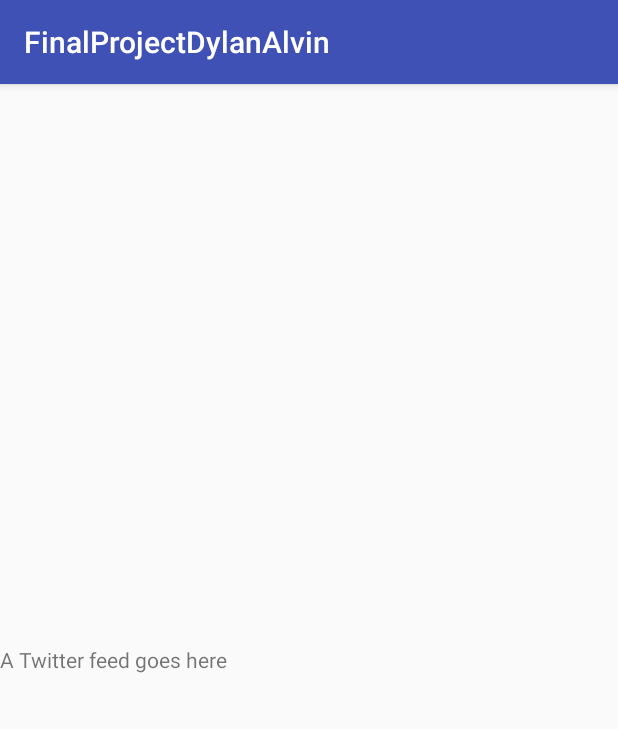
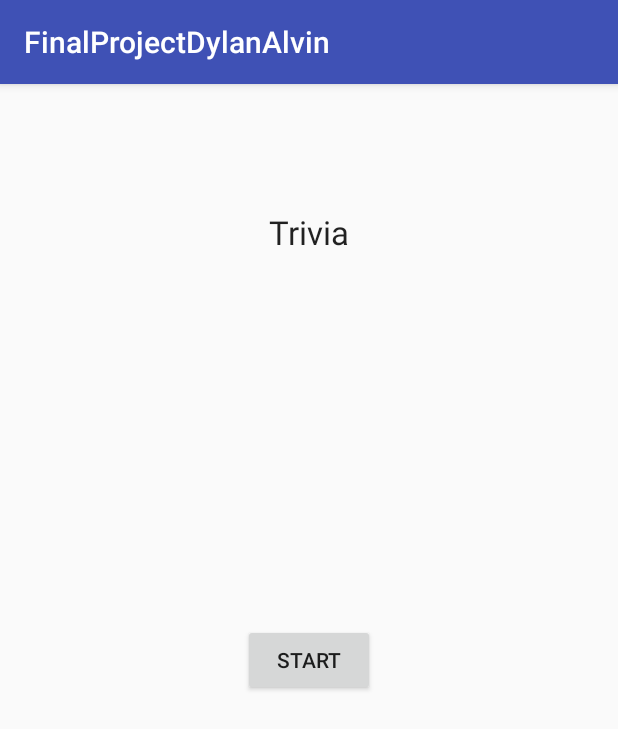
Before and after one commit to Gunsmithy/FinalProjectDylanAlvin, an Android app: the fragment TriviaFragment shown on its own in the app's theme, on a phone screen of 412 x 824 dp. Shown: the top 729 px of the screen. Run offline under Robolectric (Android 15) with nearby library versions, the phone set to English and light mode, and no system bars.

Commit message:
something trivia
not much

```diff
--- a/app/src/main/java/com/example/dylan/finalprojectdylanalvin/MainActivity.java
+++ b/app/src/main/java/com/example/dylan/finalprojectdylanalvin/MainActivity.java
@@ -179,6 +179,10 @@ public class MainActivity extends AppCompatActivity
                 fragment = new YouTubeFragment();
                 title = getString(R.string.youTubeFeed);
                 break;
+            case R.id.nav_trivia:
+                fragment = new TriviaFragment();
+                title = getString(R.string.triviapage);
+                break;
             case R.id.nav_settings:
                 fragment = new SettingsFragment();
                 title = getString(R.string.settings);
--- a/app/src/main/java/com/example/dylan/finalprojectdylanalvin/TriviaFragment.java
+++ b/app/src/main/java/com/example/dylan/finalprojectdylanalvin/TriviaFragment.java
@@ -7,6 +7,9 @@ import android.support.v4.app.Fragment;
 import android.view.LayoutInflater;
 import android.view.View;
 import android.view.ViewGroup;
+import android.widget.TextView;
+
+import java.util.ArrayList;
 
 
 /**
@@ -18,6 +21,26 @@ import android.view.ViewGroup;
  * create an instance of this fragment.
  */
 public class TriviaFragment extends Fragment {
+
+    /*
+    private ArrayList<Trivia> trivia = null;
+    private int triviaIndex = -1;
+
+    TextView resultField = (TextView)findViewById(R.id.lblResult);
+
+
+    TriviaHelper dbHelper = new TriviaHelper(this);
+    dbHelper.deleteAllTrivia();
+
+    Trivia one = dbHelper.createTrivia("Bob");
+    Trivia two = dbHelper.createTrivia("Jane");
+    Trivia three = dbHelper.createTrivia("Luis");
+    Trivia four = dbHelper.createTrivia("Natasha");
+    Trivia five = dbHelper.createTrivia("Tobe");
+*/
+
+
+
     // TODO: Rename parameter arguments, choose names that match
     // the fragment initialization parameters, e.g. ARG_ITEM_NUMBER
     private static final String ARG_PARAM1 = "param1";
@@ -35,11 +58,11 @@ public class TriviaFragment extends Fragment {
      *
      * @param param1 Parameter 1.
      * @param param2 Parameter 2.
-     * @return A new instance of fragment TwitterFragment.
+     * @return A new instance of fragment TriviaFragment.
      */
     // TODO: Rename and change types and number of parameters
-    public static TwitterFragment newInstance(String param1, String param2) {
-        TwitterFragment fragment = new TwitterFragment();
+    public static TriviaFragment newInstance(String param1, String param2) {
+        TriviaFragment fragment = new TriviaFragment();
         Bundle args = new Bundle();
         args.putString(ARG_PARAM1, param1);
         args.putString(ARG_PARAM2, param2);
@@ -64,13 +87,13 @@ public class TriviaFragment extends Fragment {
     public View onCreateView(LayoutInflater inflater, ViewGroup container,
                              Bundle savedInstanceState) {
         // Inflate the layout for this fragment
-        return inflater.inflate(R.layout.fragment_twitter, container, false);
+        return inflater.inflate(R.layout.fragment_trivia, container, false);
     }
 
     // TODO: Rename method, update argument and hook method into UI event
     public void onButtonPressed(String string) {
         if (mListener != null) {
-            mListener.onTwitterFragmentInteraction(string);
+            mListener.onTriviaFragmentInteraction(string);
         }
     }
 
@@ -92,6 +115,8 @@ public class TriviaFragment extends Fragment {
      */
     public interface OnFragmentInteractionListener {
         // TODO: Update argument type and name
-        void onTwitterFragmentInteraction(String string);
+        void onTriviaFragmentInteraction(String string);
     }
+
+
 }
--- a/app/src/main/res/layout/fragment_trivia.xml
+++ b/app/src/main/res/layout/fragment_trivia.xml
@@ -1,13 +1,29 @@
-<FrameLayout xmlns:android="http://schemas.android.com/apk/res/android"
+<RelativeLayout xmlns:android="http://schemas.android.com/apk/res/android"
     xmlns:tools="http://schemas.android.com/tools"
     android:layout_width="match_parent"
     android:layout_height="match_parent"
     tools:context="com.example.dylan.finalprojectdylanalvin.TriviaFragment">
 
     <!-- TODO: Update blank fragment layout -->
+
+    <Button
+        android:layout_width="wrap_content"
+        android:layout_height="wrap_content"
+        android:text="START"
+        android:id="@+id/button"
+        android:layout_gravity="center"
+        android:layout_centerVertical="true"
+        android:layout_centerHorizontal="true" />
+
     <TextView
-        android:layout_width="match_parent"
-        android:layout_height="match_parent"
-        android:text="@string/hello_blank_fragment" />
+        android:layout_width="wrap_content"
+        android:layout_height="wrap_content"
+        android:textAppearance="?android:attr/textAppearanceLarge"
+        android:text="Trivia"
+        android:id="@+id/textView3"
+        android:layout_alignParentTop="true"
+        android:layout_centerHorizontal="true"
+        android:layout_marginTop="84dp" />
 
-</FrameLayout>
+
+</RelativeLayout>
--- a/app/src/main/res/menu/activity_main_drawer.xml
+++ b/app/src/main/res/menu/activity_main_drawer.xml
@@ -10,6 +10,8 @@
             android:title="@string/twitterFeed" />
         <item android:id="@+id/nav_youtube" android:icon="@android:drawable/ic_menu_slideshow"
             android:title="@string/youTubeFeed" />
+        <item android:id="@+id/nav_trivia" android:icon="@android:drawable/ic_menu_more"
+            android:title="@string/triviapage"/>
     </group>
 
     <group android:id="@+id/menu_bottom" android:checkableBehavior="single">
--- a/app/src/main/res/values/strings.xml
+++ b/app/src/main/res/values/strings.xml
@@ -10,6 +10,7 @@
     <string name="theatreFinder">Theatre Finder</string>
     <string name="youTubeFeed">YouTube Feed</string>
     <string name="twitterFeed">Twitter Feed</string>
+    <string name="triviapage">Trivia</string>
 
     <string name="settings">Settings</string>
     <string name="feedback">Send Feedback</string>
```
Also changed, not shown: 1 other file.
